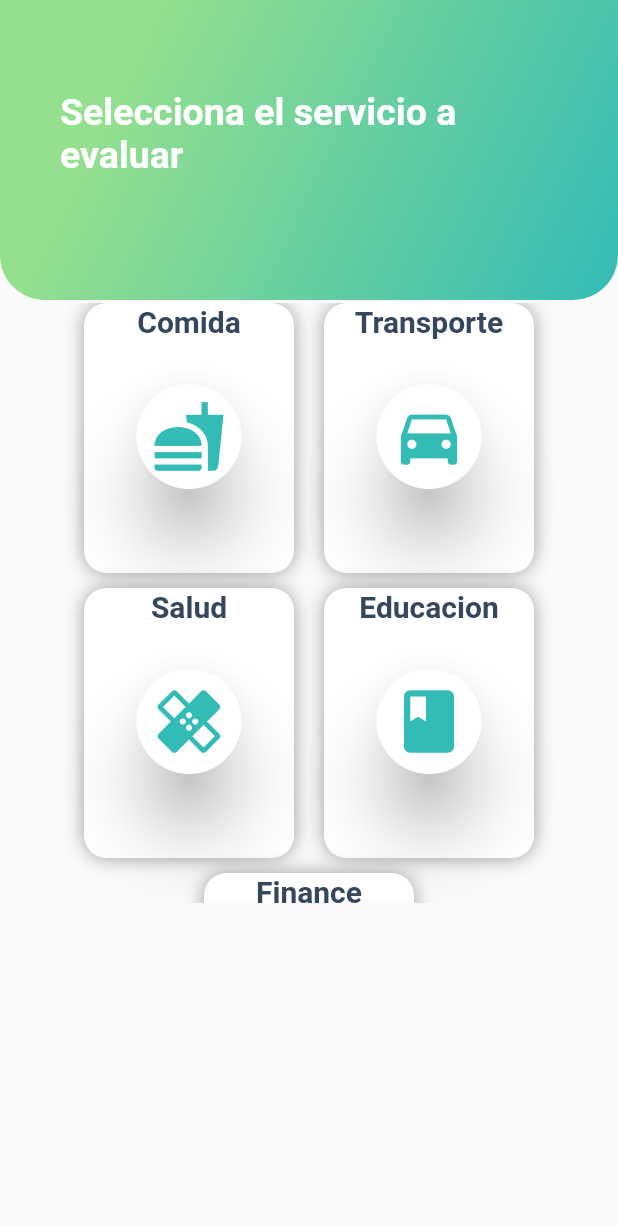
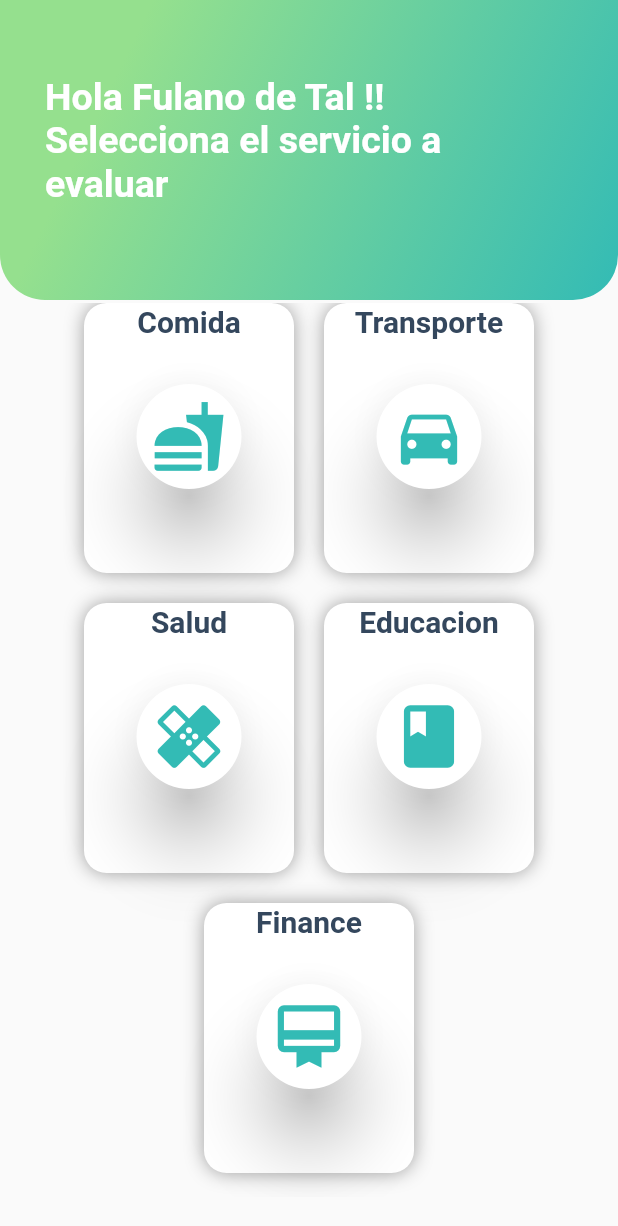
Before and after one commit to jairist/happy, a Flutter app: the HomeAlternativo screen opened by its route, on a phone screen of 412 x 824 dp. Shown: the top 1226 px of the screen. Run offline on Flutter 3.47's test engine with Material 2 defaults, Android fonts, the phone set to English and light mode, and no system bars; our stand-ins replace rxdart; Roboto replaces fonts that are missing (Avenir, Helvetica).

```diff
--- a/lib/src/models/global.dart
+++ b/lib/src/models/global.dart
@@ -5,6 +5,8 @@ Color lightGreen = Color(0xFF95E08E);
 Color lightBlueIsh = Color(0xFF33BBB5);
 Color darkGreen = Color(0xFF00AA12);
 Color backgroundColor = Color(0xFFEFEEF5);
+Color azul    = Color.fromRGBO(52, 54, 101, 1.0);
+Color azulSecundario    = Color.fromRGBO(52, 54, 101, 1.0);
 
 
 TextStyle titleStyleWhite = new TextStyle(
--- a/lib/src/pages/home_alternativo.dart
+++ b/lib/src/pages/home_alternativo.dart
@@ -1,11 +1,17 @@
 import 'package:flutter/material.dart';
 import 'package:happy/src/models/global.dart';
 import 'package:happy/src/models/job.dart';
+
+import '../models/global.dart';
+import '../models/global.dart';
+import '../models/global.dart';
 
 void main() => runApp(HomeAlternativo());
 
 
 class HomeAlternativo extends StatefulWidget {
+
+
 
   @override
   _HomeAlternativo createState() => _HomeAlternativo();
@@ -15,8 +21,10 @@ class _HomeAlternativo extends State<HomeAlternativo> {
 
   @override
   Widget build(BuildContext context) {
+    // final size = MediaQuery.of(context).size;
     return Scaffold(
         body: SingleChildScrollView(
+
           child: Stack(
               children: <Widget>[
                 Column(
@@ -25,16 +33,19 @@ class _HomeAlternativo extends State<HomeAlternativo> {
                     children: <Widget>[
                       _crearTitulo(),
                       Container(
-                        height: 500,
+                        height: 600,
                         margin: EdgeInsets.only(top: 200.0, bottom: 10.0),
                         padding: EdgeInsets.all(2),
                         child: Column(
                           crossAxisAlignment: CrossAxisAlignment.center,
                           children: <Widget>[
-                            Container(
-                              height: 400,
-                              child: ListView(
-                                children: _getServiceBox(),
+                            Expanded(
+                              child: Container(
+                                // height:  size.height * 0.6,
+                                child: ListView(
+                                  shrinkWrap: true,
+                                  children: _getServiceBox(),
+                                ),
                               ),
                             ),
                           ],
@@ -52,7 +63,7 @@ class _HomeAlternativo extends State<HomeAlternativo> {
 
   Widget _crearTitulo(){
     return  Container(
-              padding: EdgeInsets.all(40),
+              padding: EdgeInsets.all(30),
               constraints: BoxConstraints.expand(height: 200),
               decoration: BoxDecoration(
                 gradient: new LinearGradient(
@@ -69,6 +80,7 @@ class _HomeAlternativo extends State<HomeAlternativo> {
                 child: Column(
                   crossAxisAlignment: CrossAxisAlignment.start,
                   children: <Widget>[
+                    Text('Hola Fulano de Tal !!', style: titleStyleWhite,),
                     Text('Selecciona el servicio a evaluar', style: titleStyleWhite,)
                   ],
                 ),
@@ -87,7 +99,7 @@ class _HomeAlternativo extends State<HomeAlternativo> {
 
   Widget _getServiceContainer(String categoryName) {
     return new Container(
-          margin: EdgeInsets.only(right: 10, left: 10, bottom: 10),
+          margin: EdgeInsets.only(right: 10, left: 10, bottom: 20),
           height: 180,
           width: 140,
           padding: EdgeInsets.all(1),
@@ -107,7 +119,7 @@ class _HomeAlternativo extends State<HomeAlternativo> {
               Container(
                 padding: EdgeInsets.only(top: 30),
                 height: 100,
-                width: 70,
+                width: 80,
                 child: FloatingActionButton(
                   backgroundColor: Colors.white,
                   child:  servicioToIcon[categoryName],
```
Also changed, not shown: lib/main.dart (+9 -7 lines), lib/src/pages/login_page.dart (+18 -8 lines).
